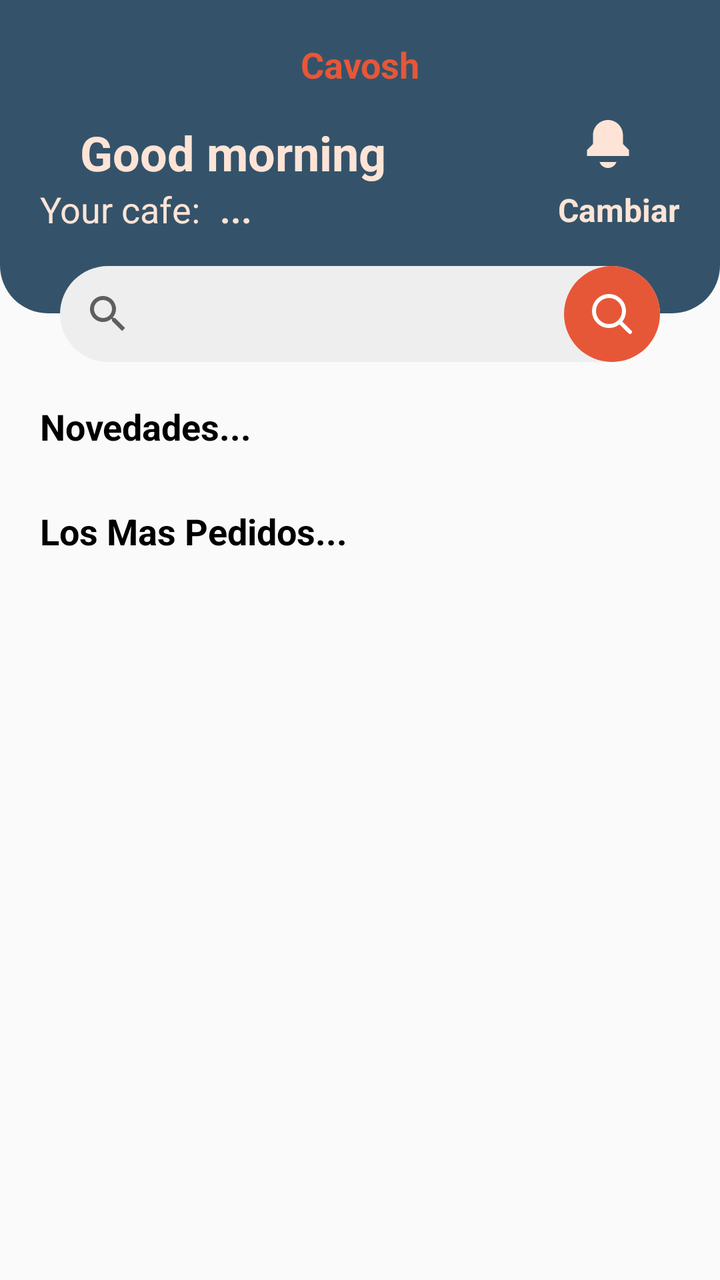
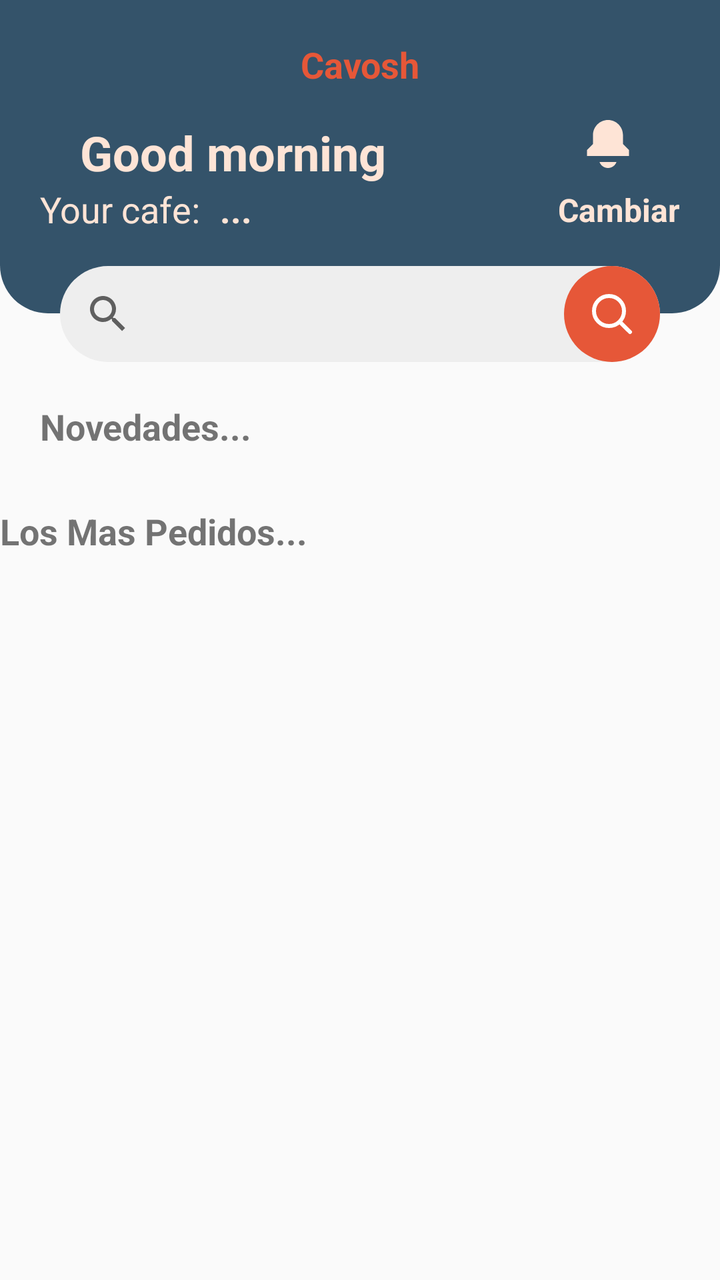

The first picture is an Android layout as it rendered before a commit; the second is the same layout after the commit. The layout source and the unified diff follow.
<!-- AndroidManifest.xml: application theme Theme.ApkCavoshCafe -->
<!-- res/layout/fragment_inicio.xml -->
<?xml version="1.0" encoding="utf-8"?>
<androidx.constraintlayout.widget.ConstraintLayout xmlns:android="http://schemas.android.com/apk/res/android"
    xmlns:app="http://schemas.android.com/apk/res-auto"
    xmlns:tools="http://schemas.android.com/tools"
    android:layout_width="match_parent"
    android:layout_height="match_parent"
    tools:context=".ui.Inicio">

    
    <androidx.constraintlayout.widget.ConstraintLayout
        android:id="@+id/clHeader"
        android:layout_width="match_parent"
        android:layout_height="wrap_content"
        android:paddingHorizontal="20dp"
        android:paddingTop="20dp"
        android:paddingBottom="40dp"
        android:background="@drawable/sh_bg_header_police_blue"
        app:layout_constraintTop_toTopOf="parent"
        app:layout_constraintStart_toStartOf="parent">

        <TextView
            android:layout_width="wrap_content"
            android:layout_height="wrap_content"
            android:text="Cavosh"
            android:textColor="@color/carmine_pink"
            android:textSize="18sp"
            android:textStyle="bold"
            app:layout_constraintTop_toTopOf="parent"
            app:layout_constraintEnd_toEndOf="parent"
            app:layout_constraintStart_toStartOf="parent" />
        <TextView
            android:layout_width="wrap_content"
            android:layout_height="wrap_content"
            android:id="@+id/tvUsuario"
            android:layout_marginTop="40dp"
            android:paddingStart="20dp"
            android:text="Good morning"
            android:textColor="@color/flesh"
            android:textStyle="bold"
            android:textSize="24sp"
            app:layout_constraintTop_toTopOf="parent"
            app:layout_constraintStart_toStartOf="parent"
            />

        <TextView
            android:layout_width="wrap_content"
            android:layout_height="wrap_content"
            android:text="Your cafe:"
            android:textColor="@color/flesh"
            android:textSize="18sp"
            app:layout_constraintTop_toBottomOf="@id/tvUsuario"
            app:layout_constraintStart_toStartOf="parent"
            />
        <TextView
            android:id="@+id/tvYourCafe"
            android:layout_width="wrap_content"
            android:layout_height="wrap_content"
            android:layout_marginStart="90dp"
            android:text="..."
            android:textColor="@color/flesh"
            android:textSize="18sp"
            android:textStyle="bold"
            app:layout_constraintTop_toBottomOf="@id/tvUsuario"
            app:layout_constraintStart_toStartOf="parent"/>

        <ImageView
            android:id="@+id/tvNotificaciones"
            android:layout_width="wrap_content"
            android:layout_height="wrap_content"
            android:layout_marginEnd="24dp"
            android:contentDescription="@string/content_description"
            android:clickable="false"
            android:focusable="true"
           android:src="@drawable/ic_bell"
            android:textColor="@color/flesh"

            app:layout_constraintTop_toTopOf="@id/tvUsuario"
            app:layout_constraintEnd_toEndOf="parent"/>

        <TextView
            android:id="@+id/tvCambiar"
            android:layout_width="wrap_content"
            android:layout_height="wrap_content"
            android:layout_marginTop="10dp"
            android:text="Cambiar"
            android:textColor="@color/flesh"
            android:textSize="16sp"
            android:textStyle="bold"
            app:layout_constraintTop_toBottomOf="@id/tvNotificaciones"
            app:layout_constraintEnd_toEndOf="parent"/>


    </androidx.constraintlayout.widget.ConstraintLayout>

    <SearchView
        android:id="@+id/svBuscar"
        android:layout_width="match_parent"
        android:layout_height="wrap_content"
        android:layout_marginHorizontal="30dp"
        android:layout_marginTop="-24dp"
        android:background="@drawable/sh_bg_btn_bright_gray"
        app:layout_constraintStart_toStartOf="parent"
        app:layout_constraintEnd_toEndOf="parent"
        app:layout_constraintTop_toBottomOf="@id/clHeader"/>

    <ImageView
        android:id="@+id/ivBuscar"
        android:layout_width="48dp"
        android:layout_height="48dp"
        android:background="@drawable/sh_bg_circle_carmine_pink"
        android:padding="12dp"
        android:contentDescription="@string/content_description"
        android:clickable="true"
        android:focusable="true"
        android:src="@drawable/ic_search"
        app:layout_constraintTop_toTopOf="@id/svBuscar"
        app:layout_constraintEnd_toEndOf="@+id/svBuscar"
        app:tint="@color/white" />

    <TextView
        android:id="@+id/tv01"
        android:layout_width="wrap_content"
        android:layout_height="wrap_content"
        android:layout_margin="20dp"
        android:text="Novedades..."
        android:textColor="@color/black"
        android:textSize="18sp"
        android:textStyle="bold"
        app:layout_constraintTop_toBottomOf="@id/svBuscar"
        app:layout_constraintStart_toStartOf="parent"/>

    <androidx.recyclerview.widget.RecyclerView
        android:id="@+id/rvNovedades"
        android:layout_width="match_parent"
        android:layout_height="wrap_content"
        android:layout_marginHorizontal="20dp"
        android:layout_marginTop="8dp"
        app:layout_constraintTop_toBottomOf="@id/tv01"
        app:layout_constraintStart_toStartOf="parent"/>

    <TextView
        android:id="@+id/tv02"
        android:layout_width="wrap_content"
        android:layout_height="wrap_content"
        android:layout_margin="20dp"
        android:text="Los Mas Pedidos..."
        android:textColor="@color/black"
        android:textSize="18sp"
        android:textStyle="bold"
        app:layout_constraintTop_toBottomOf="@id/rvNovedades"
        app:layout_constraintStart_toStartOf="parent"/>

    <androidx.recyclerview.widget.RecyclerView
        android:id="@+id/rvMasNovedades"
        android:layout_width="match_parent"
        android:layout_height="wrap_content"
        android:layout_marginHorizontal="20dp"
        android:layout_marginTop="8dp"
        app:layout_constraintTop_toBottomOf="@id/tv02"
        app:layout_constraintStart_toStartOf="parent"/>

</androidx.constraintlayout.widget.ConstraintLayout>
<!-- resources referenced by this layout -->
<resources>
  <color name="black">#FF000000</color>
  <color name="carmine_pink">#E65738</color>
  <color name="flesh">#FEE4D6</color>
  <color name="white">#FFFFFFFF</color>
  <!-- drawable ic_bell (drawable) -->
  <vector xmlns:android="http://schemas.android.com/apk/res/android" android:height="24dp" android:viewportHeight="16" android:viewportWidth="16" android:width="24dp">
        
      <path android:fillColor="@color/flesh" android:pathData="M3,5C3,2.239 5.239,0 8,0C10.761,0 13,2.239 13,5V8L15,10V12H1V10L3,8V5Z"/>
        
      <path android:fillColor="@color/flesh" android:pathData="M8,16C6.694,16 5.583,15.165 5.171,14H10.829C10.417,15.165 9.306,16 8,16Z"/>
      
  </vector>
  <!-- drawable ic_search (drawable) -->
  <vector xmlns:android="http://schemas.android.com/apk/res/android"
      android:width="800dp"
      android:height="800dp"
      android:viewportWidth="24"
      android:viewportHeight="24">
    <path
        android:pathData="M15.795,15.811L21,21M18,10.5C18,14.642 14.642,18 10.5,18C6.358,18 3,14.642 3,10.5C3,6.358 6.358,3 10.5,3C14.642,3 18,6.358 18,10.5Z"
        android:strokeLineJoin="round"
        android:strokeWidth="2"
        android:fillColor="#00000000"
        android:strokeColor="#000000"
        android:strokeLineCap="round"/>
  </vector>
  <!-- drawable sh_bg_btn_bright_gray (drawable) -->
  <?xml version="1.0" encoding="utf-8"?>
  <shape xmlns:android="http://schemas.android.com/apk/res/android">
  <corners android:radius="48dp" />
      <solid android:color="@color/bright_gray"/>
  </shape>
  <!-- drawable sh_bg_circle_carmine_pink (drawable) -->
  <?xml version="1.0" encoding="utf-8"?>
  <shape xmlns:android="http://schemas.android.com/apk/res/android">
  <corners android:radius="360dp" />
      <solid android:color="@color/carmine_pink"/>
  </shape>
  <!-- drawable sh_bg_header_police_blue (drawable) -->
  <?xml version="1.0" encoding="utf-8"?>
  <shape xmlns:android="http://schemas.android.com/apk/res/android">
  <corners android:bottomLeftRadius="24dp"
      android:bottomRightRadius="24dp"/>
      <solid android:color="@color/police_blue"/>
  </shape>
  <string name="content_description">contentDescription</string>
  <style name="Theme.ApkCavoshCafe" parent="Theme.MaterialComponents.DayNight.NoActionBar.Bridge">
          
          <item name="colorPrimary">@color/purple_500</item>
          <item name="colorPrimaryVariant">@color/purple_700</item>
          <item name="colorOnPrimary">@color/white</item>
          
          <item name="colorSecondary">@color/teal_200</item>
          <item name="colorSecondaryVariant">@color/teal_700</item>
          <item name="colorOnSecondary">@color/black</item>
          
          <item name="android:statusBarColor">?attr/colorPrimaryVariant</item>
          
      </style>
  <color name="bright_gray">#EEEEEE</color>
  <color name="police_blue">#34536A</color>
  <color name="purple_500">#FF6200EE</color>
  <color name="purple_700">#FF3700B3</color>
  <color name="teal_200">#FF03DAC5</color>
  <color name="teal_700">#FF018786</color>
</resources>

<!-- the commit's change to res/layout/fragment_inicio.xml (unified diff, before → after) -->
@@ -123,7 +123,6 @@
         android:layout_height="wrap_content"
         android:layout_margin="20dp"
         android:text="Novedades..."
-        android:textColor="@color/black"
         android:textSize="18sp"
         android:textStyle="bold"
         app:layout_constraintTop_toBottomOf="@id/svBuscar"
@@ -144,11 +143,10 @@
         android:layout_height="wrap_content"
         android:layout_margin="20dp"
         android:text="Los Mas Pedidos..."
-        android:textColor="@color/black"
         android:textSize="18sp"
         android:textStyle="bold"
         app:layout_constraintTop_toBottomOf="@id/rvNovedades"
-        app:layout_constraintStart_toStartOf="parent"/>
+        app:layout_constraint_toStartOf="parent"/>
 
     <androidx.recyclerview.widget.RecyclerView
         android:id="@+id/rvMasNovedades"
